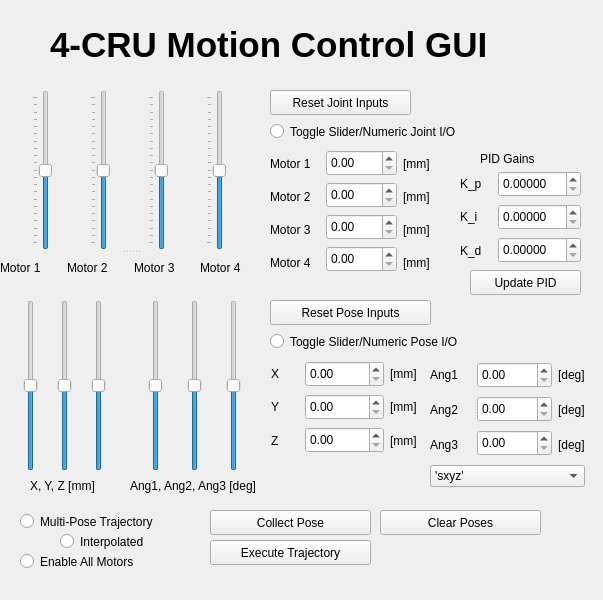
The window that src/rqt_robot_ctrl_gui/resource/4-CRU_gui.ui (ROAR-Lab-Spine/4-CRU_mechanism_ws) describes before a commit, drawn with Qt 5.
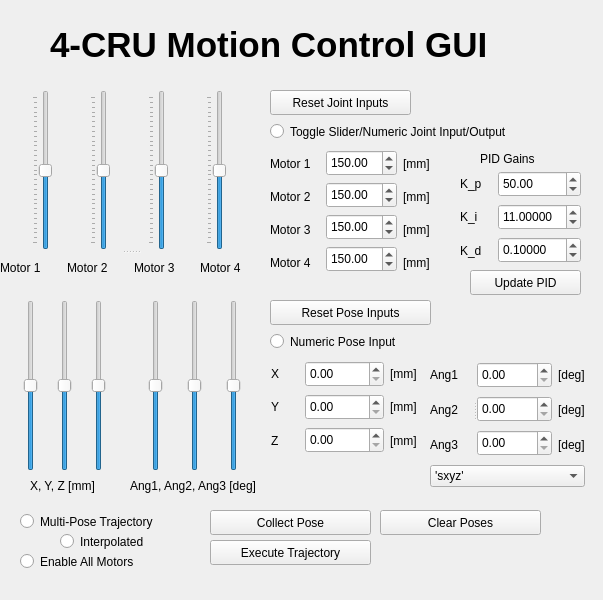
The same window after the commit.

The edit to the form file:
```diff
--- a/src/rqt_robot_ctrl_gui/resource/4-CRU_gui.ui
+++ b/src/rqt_robot_ctrl_gui/resource/4-CRU_gui.ui
@@ -43,10 +43,10 @@
      <item>
       <widget class="QSlider" name="verticalSlider_1">
        <property name="maximum">
-        <number>200</number>
+        <number>300</number>
        </property>
        <property name="sliderPosition">
-        <number>100</number>
+        <number>150</number>
        </property>
        <property name="orientation">
         <enum>Qt::Vertical</enum>
@@ -59,10 +59,13 @@
      <item>
       <widget class="QSlider" name="verticalSlider_2">
        <property name="maximum">
-        <number>200</number>
+        <number>300</number>
+       </property>
+       <property name="value">
+        <number>150</number>
        </property>
        <property name="sliderPosition">
-        <number>100</number>
+        <number>150</number>
        </property>
        <property name="orientation">
         <enum>Qt::Vertical</enum>
@@ -75,10 +78,10 @@
      <item>
       <widget class="QSlider" name="verticalSlider_3">
        <property name="maximum">
-        <number>200</number>
+        <number>300</number>
        </property>
        <property name="sliderPosition">
-        <number>100</number>
+        <number>150</number>
        </property>
        <property name="orientation">
         <enum>Qt::Vertical</enum>
@@ -91,10 +94,16 @@
      <item>
       <widget class="QSlider" name="verticalSlider_4">
        <property name="maximum">
-        <number>200</number>
+        <number>300</number>
+       </property>
+       <property name="singleStep">
+        <number>1</number>
+       </property>
+       <property name="value">
+        <number>150</number>
        </property>
        <property name="sliderPosition">
-        <number>100</number>
+        <number>150</number>
        </property>
        <property name="orientation">
         <enum>Qt::Vertical</enum>
@@ -351,7 +360,7 @@
     </rect>
    </property>
    <property name="text">
-    <string>Toggle Slider/Numeric Joint I/O</string>
+    <string>Toggle Slider/Numeric Joint Input/Output</string>
    </property>
    <property name="autoExclusive">
     <bool>false</bool>
@@ -393,7 +402,7 @@
     </rect>
    </property>
    <property name="text">
-    <string>Toggle Slider/Numeric Pose I/O</string>
+    <string>Numeric Pose Input</string>
    </property>
    <property name="autoExclusive">
     <bool>false</bool>
@@ -615,8 +624,11 @@
          </size>
         </property>
         <property name="maximum">
-         <double>200.000000000000000</double>
+         <double>300.000000000000000</double>
         </property>
+        <property name="value">
+         <double>150.000000000000000</double>
+        </property>
        </widget>
       </item>
       <item>
@@ -628,8 +640,11 @@
          </size>
         </property>
         <property name="maximum">
-         <double>200.000000000000000</double>
+         <double>300.000000000000000</double>
         </property>
+        <property name="value">
+         <double>150.000000000000000</double>
+        </property>
        </widget>
       </item>
       <item>
@@ -641,8 +656,11 @@
          </size>
         </property>
         <property name="maximum">
-         <double>200.000000000000000</double>
+         <double>300.000000000000000</double>
         </property>
+        <property name="value">
+         <double>150.000000000000000</double>
+        </property>
        </widget>
       </item>
       <item>
@@ -654,7 +672,10 @@
          </size>
         </property>
         <property name="maximum">
-         <double>200.000000000000000</double>
+         <double>300.000000000000000</double>
+        </property>
+        <property name="value">
+         <double>150.000000000000000</double>
         </property>
        </widget>
       </item>
@@ -836,8 +857,17 @@
          </size>
         </property>
         <property name="decimals">
-         <number>5</number>
+         <number>2</number>
         </property>
+        <property name="maximum">
+         <double>1005.000000000000000</double>
+        </property>
+        <property name="singleStep">
+         <double>0.100000000000000</double>
+        </property>
+        <property name="value">
+         <double>50.000000000000000</double>
+        </property>
        </widget>
       </item>
       <item>
@@ -851,6 +881,12 @@
         <property name="decimals">
          <number>5</number>
         </property>
+        <property name="singleStep">
+         <double>0.100000000000000</double>
+        </property>
+        <property name="value">
+         <double>11.000000000000000</double>
+        </property>
        </widget>
       </item>
       <item>
@@ -864,6 +900,12 @@
         <property name="decimals">
          <number>5</number>
         </property>
+        <property name="singleStep">
+         <double>0.010000000000000</double>
+        </property>
+        <property name="value">
+         <double>0.100000000000000</double>
+        </property>
        </widget>
       </item>
      </layout>
```
Left out of the diff: 30 changed lines with no effect on the pictures.
